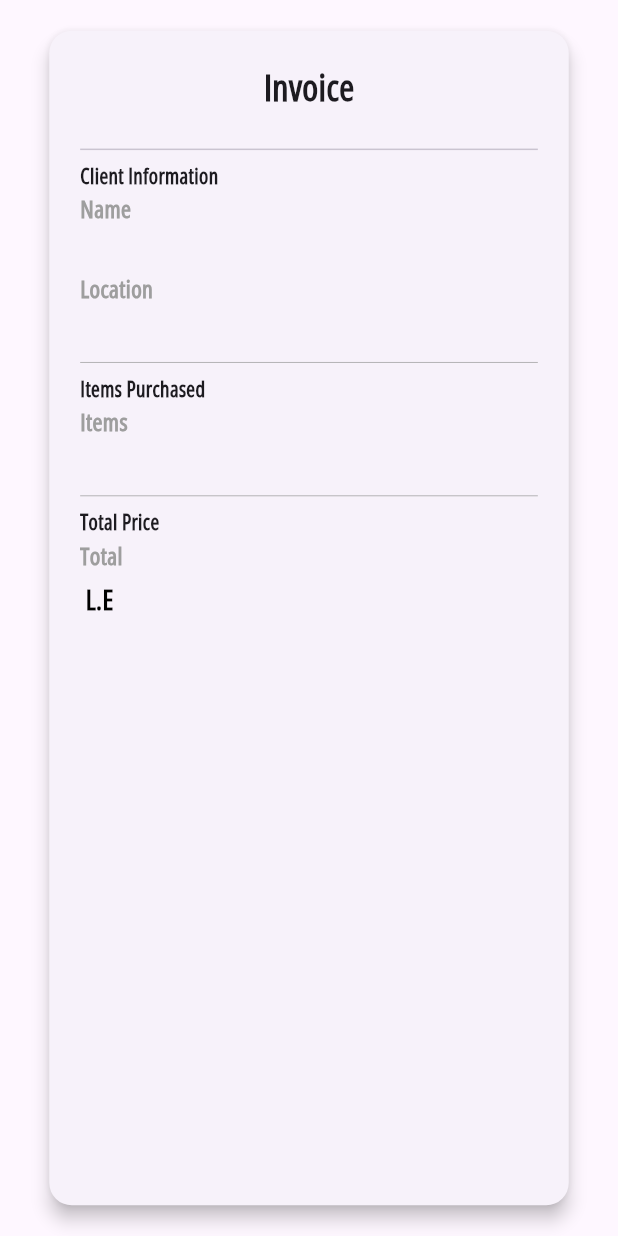
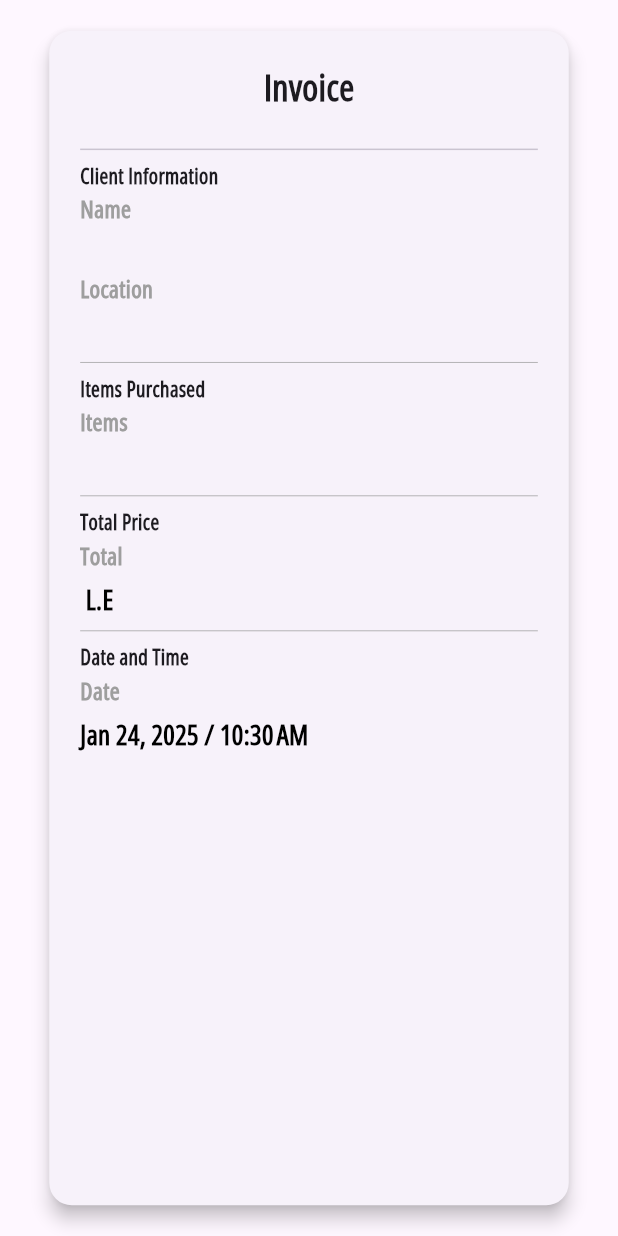
Before and after one commit to OmarWaled21/Barber-shop, a Flutter app: the ConfirmCardShopItems widget shown alone on an empty page, opened directly with empty values, on a phone screen of 412 x 824 dp. Run offline on Flutter 3.47's test engine with Material 3 defaults, Android fonts, the phone set to English and light mode, and no system bars; our stand-ins replace bloc, cached_network_image, cloud_firestore, firebase_auth, firebase_core, flutter_bloc and 2 more; missing offline and left inert: add_2_calendar, map_launcher; accounts and stored records are empty.

Commit message:
edit the invoice shop

```diff
--- a/lib/helper/show_snack_bar.dart
+++ b/lib/helper/show_snack_bar.dart
@@ -1,10 +1,12 @@
 import 'package:flutter/material.dart';
 
 ScaffoldFeatureController<SnackBar, SnackBarClosedReason> showSnackBar(
-    BuildContext context, String message) {
+    BuildContext context, String message,
+    [Color? color]) {
   return ScaffoldMessenger.of(context).showSnackBar(
     SnackBar(
       content: Text(message),
+      backgroundColor: color,
     ),
   );
 }
--- a/lib/models/all_booking_model.dart
+++ b/lib/models/all_booking_model.dart
@@ -12,6 +12,7 @@ class AllBookingModel {
   String? totalPrice;
   String? branchGovern;
   String? branchLocation;
+  String? userLocation;
   String? date;
   String? time;
 
@@ -22,6 +23,7 @@ class AllBookingModel {
     this.totalPrice,
     this.branchGovern,
     this.branchLocation,
+    this.userLocation,
     this.date,
     this.time,
   });
@@ -40,6 +42,7 @@ class AllBookingModel {
         final userData = userDoc.data() as Map<String, dynamic>;
 
         name = userData['name'] ?? 'Default Name';
+        userLocation = userData['location'] ?? '';
         branchGovern = userData['branch_govern'] ?? 'Default Governance';
         branchLocation = userData['branch_location'] ?? 'Default Location';
       } else {
@@ -71,6 +74,7 @@ class AllBookingModel {
         'totalPrice': totalPrice,
         'branchGovern': branchGovern,
         'branchLocation': branchLocation,
+        'location': userLocation,
         'date': date,
         'time': time,
         'createdAt': FieldValue.serverTimestamp(),
--- a/lib/services/home_shop_items_service.dart
+++ b/lib/services/home_shop_items_service.dart
@@ -82,6 +82,7 @@ class HomeShopItemsService {
           name: userModel.name,
           branchGovern: userModel.branchGovern ?? 'Default Governance',
           branchLocation: userModel.branchLocation ?? 'Default Location',
+          userLocation: userModel.location ?? '',
           shopItems: selectedShopItems,
           totalPrice: totalPrice?.toString() ?? '0.0', // Default to 0.0 if null
         );
--- a/lib/widgets/confirm_card_shop_items.dart
+++ b/lib/widgets/confirm_card_shop_items.dart
@@ -3,6 +3,7 @@ import 'package:barber_shop/models/all_booking_model.dart';
 import 'package:barber_shop/widgets/build_row_confirm_screen.dart';
 import 'package:barber_shop/widgets/custom_divider.dart';
 import 'package:flutter/material.dart';
+import 'package:intl/intl.dart';
 
 class ConfirmCardShopItems extends StatelessWidget {
   const ConfirmCardShopItems({super.key, required this.currentShopBooking});
@@ -53,10 +54,9 @@ class ConfirmCardShopItems extends StatelessWidget {
                 ),
                 BuildRowConfirmScreen(
                   title: 'Location',
-                  value: currentShopBooking!.branchLocation!,
+                  value: currentShopBooking!.userLocation!,
                 ),
                 const CustomDivider(),
-
                 // Items Section
                 const Text(
                   'Items Purchased',
@@ -67,7 +67,6 @@ class ConfirmCardShopItems extends StatelessWidget {
                   value: shopItemsNames,
                 ),
                 const CustomDivider(),
-
                 // Total Price Section
                 const Text(
                   'Total Price',
@@ -77,6 +76,16 @@ class ConfirmCardShopItems extends StatelessWidget {
                   title: 'Total',
                   value: '${currentShopBooking!.totalPrice} L.E',
                 ),
+                const CustomDivider(),
+                const Text(
+                  'Date and Time',
+                  style: TextStyle(fontWeight: FontWeight.bold),
+                ),
+                BuildRowConfirmScreen(
+                  title: "Date",
+                  value:
+                      "${DateFormat('MMM dd, yyyy').format(DateTime.now().toLocal())} / ${DateFormat().add_jm().format(DateTime.now().toLocal())}",
+                ),
               ],
             ),
           ),
--- a/lib/widgets/home_app_bar.dart
+++ b/lib/widgets/home_app_bar.dart
@@ -29,6 +29,7 @@ class HomeAppBar extends StatelessWidget {
             style: TextStyle(
               fontSize: context.devicePixelRatio * 8,
               color: KColors.darkerYellowColor,
+              fontWeight: FontWeight.bold,
             ),
           ),
           centerTitle: false,
```
Also changed, not shown: lib/services/booking_confirmation_shop_service.dart (added, +28 -0 lines), lib/services/shop_confirmation_service.dart (deleted, +0 -36 lines), lib/views/confirm_view.dart (+12 -4 lines), lib/views/drawer_view.dart (+9 -8 lines).
